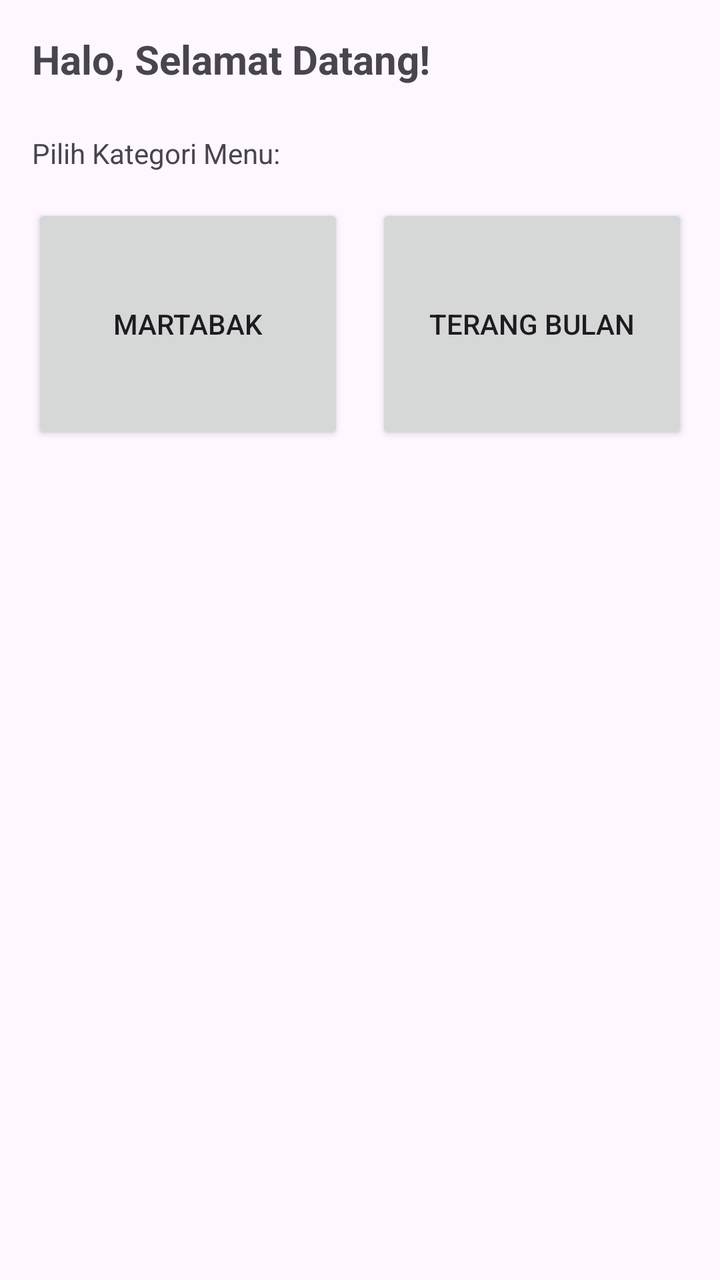
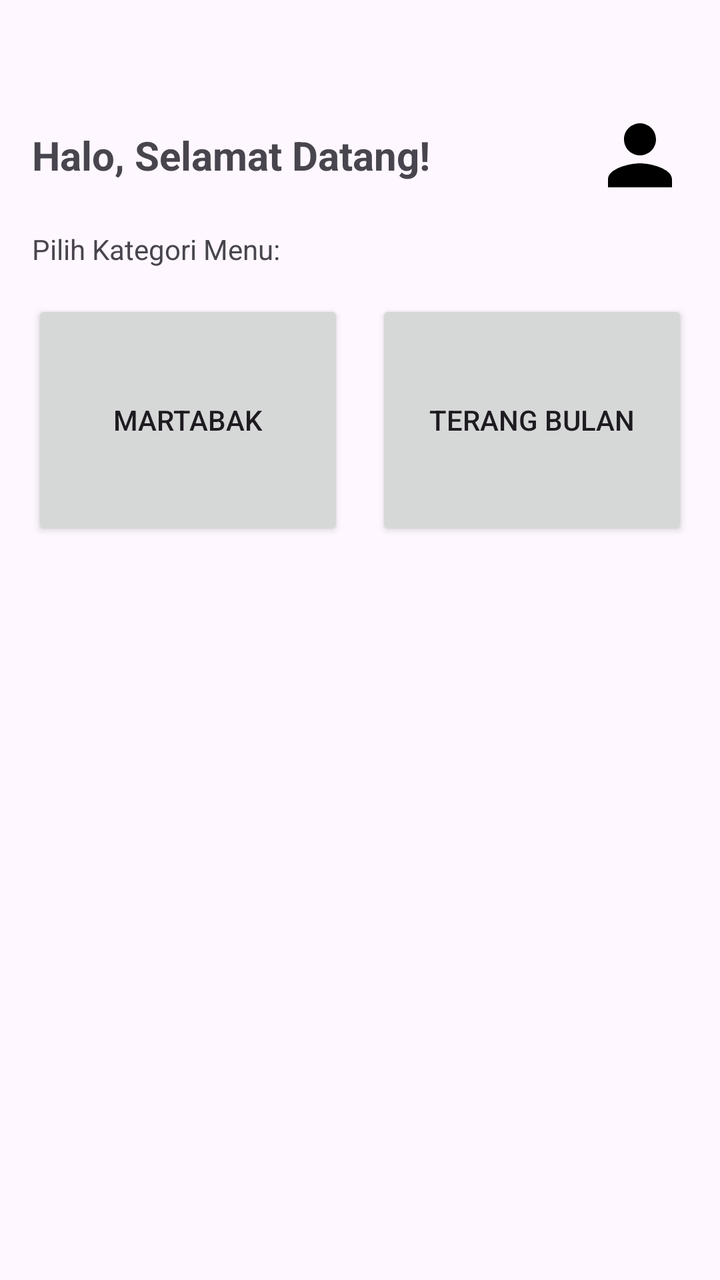

Compare the two renders of this Android layout. The source of the first and the diff that turns it into the second are given below.
<!-- AndroidManifest.xml: application theme Theme.MartabakDanTerangBulan -->
<!-- res/layout/activity_main.xml -->
<?xml version="1.0" encoding="utf-8"?>
<androidx.constraintlayout.widget.ConstraintLayout
    xmlns:android="http://schemas.android.com/apk/res/android"
    xmlns:app="http://schemas.android.com/apk/res-auto"
    android:layout_width="match_parent"
    android:layout_height="match_parent"
    android:padding="16dp">

    <TextView
        android:id="@+id/tvWelcome"
        android:layout_width="wrap_content"
        android:layout_height="wrap_content"
        android:text="Halo, Selamat Datang!"
        android:textSize="20sp"
        android:textStyle="bold"
        app:layout_constraintTop_toTopOf="parent"
        app:layout_constraintStart_toStartOf="parent" />

    <TextView
        android:id="@+id/tvSelectCategory"
        android:layout_width="wrap_content"
        android:layout_height="wrap_content"
        android:text="Pilih Kategori Menu:"
        android:layout_marginTop="24dp"
        app:layout_constraintTop_toBottomOf="@id/tvWelcome"
        app:layout_constraintStart_toStartOf="parent" />

    <LinearLayout
        android:id="@+id/llCategories"
        android:layout_width="match_parent"
        android:layout_height="wrap_content"
        android:orientation="horizontal"
        android:weightSum="2"
        android:layout_marginTop="16dp"
        app:layout_constraintTop_toBottomOf="@id/tvSelectCategory">

        <Button
            android:id="@+id/btnKategoriMartabak"
            android:layout_width="0dp"
            android:layout_height="120dp"
            android:layout_weight="1"
            android:layout_marginEnd="8dp"
            android:text="Martabak" />

        <Button
            android:id="@+id/btnKategoriTerangBulan"
            android:layout_width="0dp"
            android:layout_height="120dp"
            android:layout_weight="1"
            android:layout_marginStart="8dp"
            android:text="Terang Bulan" />

    </LinearLayout>

</androidx.constraintlayout.widget.ConstraintLayout>
<!-- resources referenced by this layout -->
<resources>
  <style name="Theme.MartabakDanTerangBulan" parent="Base.Theme.MartabakDanTerangBulan" />
  <style name="Base.Theme.MartabakDanTerangBulan" parent="Theme.Material3.DayNight.NoActionBar">
          
          
      </style>
</resources>

<!-- the commit's change to res/layout/activity_main.xml (unified diff, before → after) -->
@@ -13,8 +13,20 @@
         android:text="Halo, Selamat Datang!"
         android:textSize="20sp"
         android:textStyle="bold"
+        android:layout_marginTop="48dp"
         app:layout_constraintTop_toTopOf="parent"
         app:layout_constraintStart_toStartOf="parent" />
+
+    <ImageButton
+        android:id="@+id/btnProfile"
+        android:layout_width="48dp"
+        android:layout_height="48dp"
+        android:src="@drawable/baseline_person_24"
+        android:background="?attr/selectableItemBackgroundBorderless"
+        android:scaleType="fitCenter"
+        app:layout_constraintTop_toTopOf="@id/tvWelcome"
+        app:layout_constraintBottom_toBottomOf="@id/tvWelcome"
+        app:layout_constraintEnd_toEndOf="parent" />
 
     <TextView
         android:id="@+id/tvSelectCategory"
<!-- resource entries referenced after the edit -->
@@ -1,5 +1,11 @@
 <!-- resources referenced by this layout -->
 <resources>
+  <!-- drawable baseline_person_24 (drawable) -->
+  <vector xmlns:android="http://schemas.android.com/apk/res/android" android:height="24dp" android:tint="#000000" android:viewportHeight="24" android:viewportWidth="24" android:width="24dp">
+        
+      <path android:fillColor="@android:color/white" android:pathData="M12,12c2.21,0 4,-1.79 4,-4s-1.79,-4 -4,-4 -4,1.79 -4,4 1.79,4 4,4zM12,14c-2.67,0 -8,1.34 -8,4v2h16v-2c0,-2.66 -5.33,-4 -8,-4z"/>
+      
+  </vector>
   <style name="Theme.MartabakDanTerangBulan" parent="Base.Theme.MartabakDanTerangBulan" />
   <style name="Base.Theme.MartabakDanTerangBulan" parent="Theme.Material3.DayNight.NoActionBar">
           
